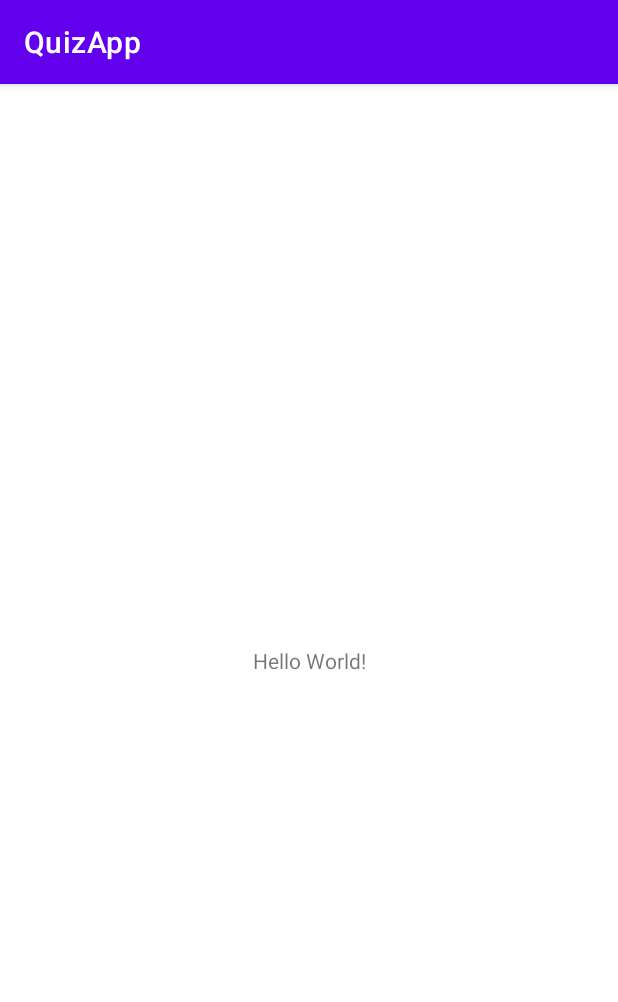
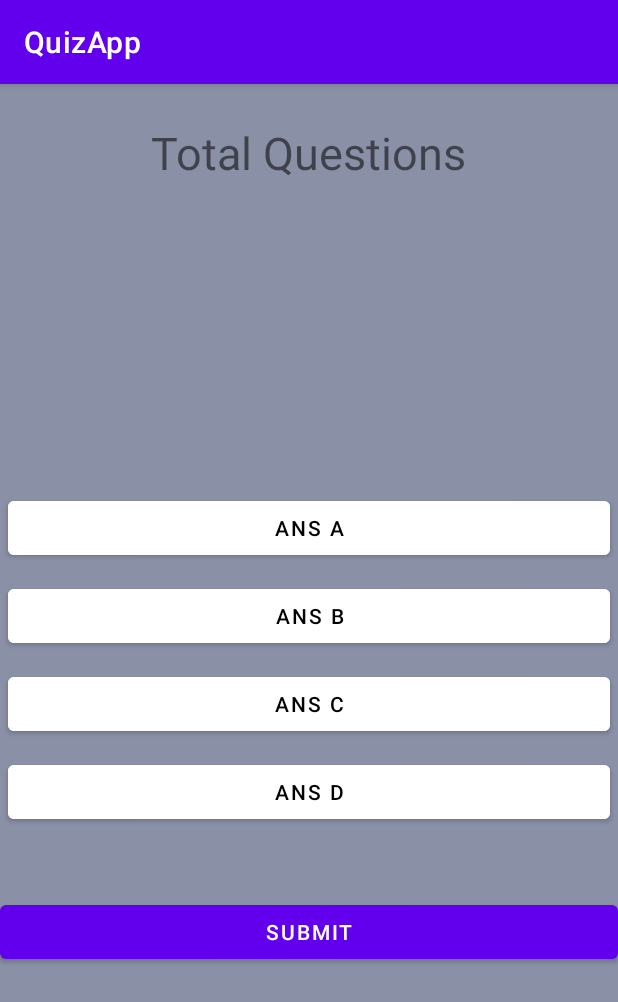
Before and after one commit to NoumanLF/QuizApp1, an Android app: the screen it shows after launch (MainActivity), on a phone screen of 412 x 824 dp. Shown: the top 1002 px of the screen. Run offline under Robolectric (Android 15) with nearby library versions, the phone set to English and light mode, and no system bars.

Commit message:
Setting Layout

```diff
--- a/app/src/main/res/layout/activity_main.xml
+++ b/app/src/main/res/layout/activity_main.xml
@@ -1,18 +1,72 @@
 <?xml version="1.0" encoding="utf-8"?>
-<androidx.constraintlayout.widget.ConstraintLayout xmlns:android="http://schemas.android.com/apk/res/android"
+<RelativeLayout xmlns:android="http://schemas.android.com/apk/res/android"
     xmlns:app="http://schemas.android.com/apk/res-auto"
     xmlns:tools="http://schemas.android.com/tools"
     android:layout_width="match_parent"
     android:layout_height="match_parent"
+    android:background="@color/material_dynamic_secondary60"
     tools:context=".MainActivity">
 
     <TextView
         android:layout_width="wrap_content"
         android:layout_height="wrap_content"
-        android:text="Hello World!"
-        app:layout_constraintBottom_toBottomOf="parent"
-        app:layout_constraintEnd_toEndOf="parent"
-        app:layout_constraintStart_toStartOf="parent"
-        app:layout_constraintTop_toTopOf="parent" />
+        android:text="Total Questions"
+        android:id="@+id/t_questions"
+        android:layout_centerHorizontal="true"
+        android:layout_margin="25dp"
+        android:textSize="30dp"
+    />
+    <LinearLayout
+        android:layout_width="match_parent"
+        android:layout_height="wrap_content"
+        android:id="@+id/choices_layout"
+        android:layout_centerInParent="true"
+        android:orientation="vertical">
 
-</androidx.constraintlayout.widget.ConstraintLayout>
+        <Button
+            android:layout_width="match_parent"
+            android:layout_height="wrap_content"
+            android:id="@+id/ans_A"
+            android:layout_margin="5dp"
+            android:backgroundTint="@color/white"
+            android:text="Ans A"
+            android:textColor="@color/black"/>
+
+        <Button
+            android:layout_width="match_parent"
+            android:layout_height="wrap_content"
+            android:id="@+id/ans_B"
+            android:layout_margin="5dp"
+            android:backgroundTint="@color/white"
+            android:text="Ans B"
+            android:textColor="@color/black"/>
+
+        <Button
+            android:layout_width="match_parent"
+            android:layout_height="wrap_content"
+            android:id="@+id/ans_C"
+            android:layout_margin="5dp"
+            android:backgroundTint="@color/white"
+            android:text="Ans C"
+            android:textColor="@color/black"/>
+        <Button
+            android:layout_width="match_parent"
+            android:layout_height="wrap_content"
+            android:id="@+id/ans_D"
+            android:layout_margin="5dp"
+            android:backgroundTint="@color/white"
+            android:text="Ans D"
+            android:textColor="@color/black"/>
+
+    </LinearLayout>
+
+    <Button
+        android:layout_width="match_parent"
+        android:layout_height="wrap_content"
+        android:id="@+id/submit_btn"
+        android:text="Submit"
+        android:layout_below="@id/choices_layout"
+        android:layout_marginTop="40dp"/>
+
+
+</RelativeLayout>
```
